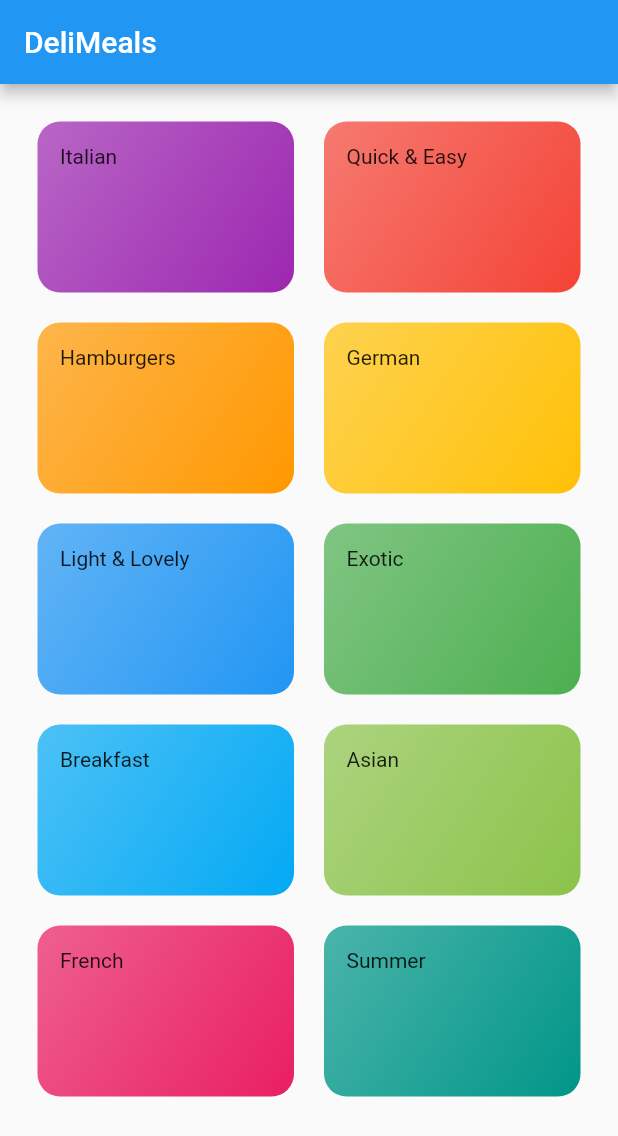
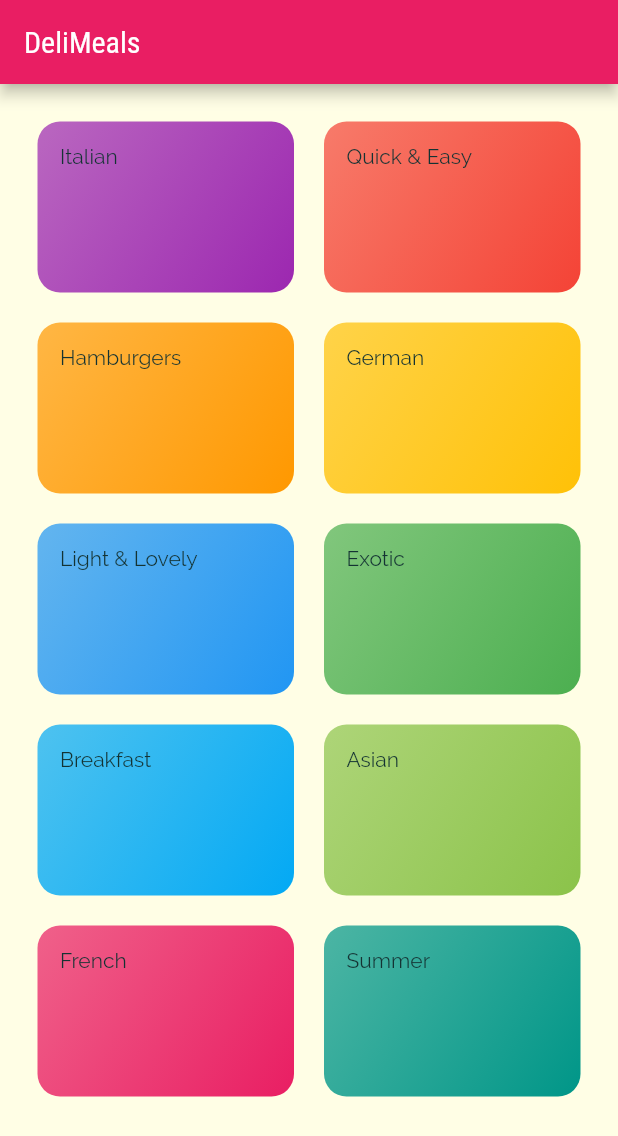
Before and after one commit to ducchungtx/meals-app, a Flutter app: the screen it shows after launch, on a phone screen of 412 x 824 dp. Shown: the top 1136 px of the screen. Run offline on Flutter 3.47's test engine with Material 2 defaults, Android fonts, the phone set to English and light mode, and no system bars.

Commit message:
Update font color setting

```diff
--- a/lib/main.dart
+++ b/lib/main.dart
@@ -12,7 +12,18 @@ class MyApp extends StatelessWidget {
   Widget build(BuildContext context) {
     return MaterialApp(
       title: 'DeliMeals',
-      theme: ThemeData(primarySwatch: Colors.blue),
+      theme: ThemeData(
+          primarySwatch: Colors.pink,
+          accentColor: Colors.amber,
+          canvasColor: const Color.fromRGBO(255, 254, 229, 1),
+          fontFamily: 'Raleway',
+          textTheme: ThemeData.light().textTheme.copyWith(
+              bodyText1: const TextStyle(color: Color.fromRGBO(20, 51, 51, 1)),
+              bodyText2: const TextStyle(color: Color.fromRGBO(20, 51, 51, 1)),
+              headline6: const TextStyle(
+                fontFamily: 'RobotoCondensed',
+                fontSize: 20,
+              ))),
       home: CategoriesScreen(),
     );
   }
```
Also changed, not shown: pubspec.yaml (+18 -6 lines).
